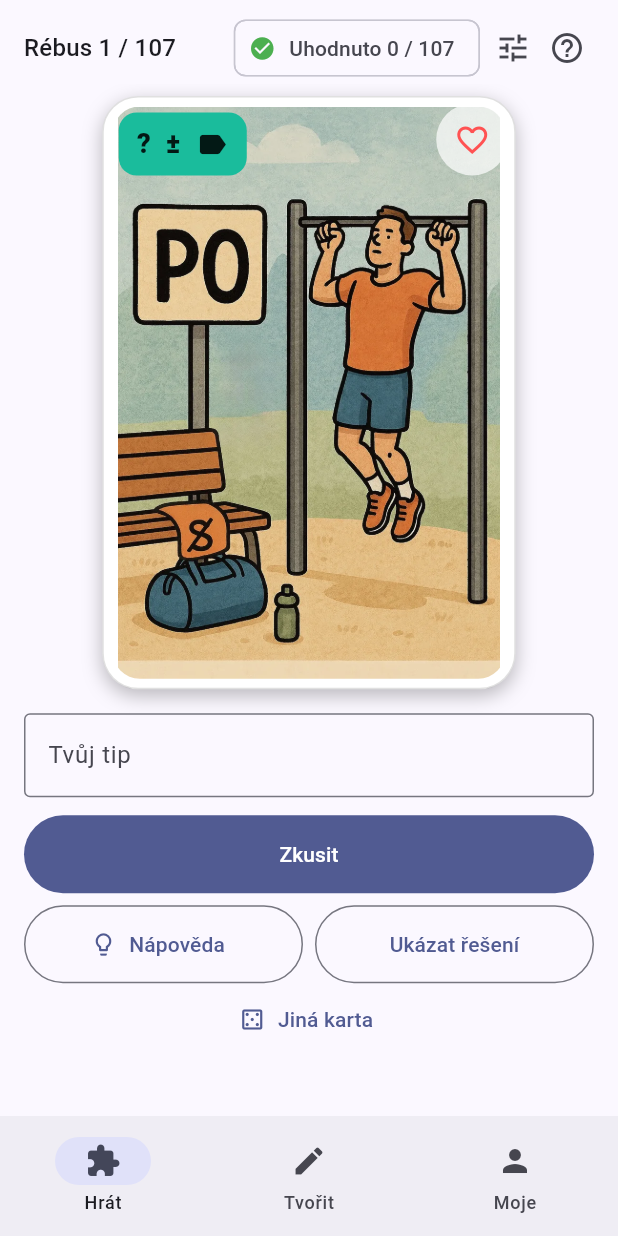
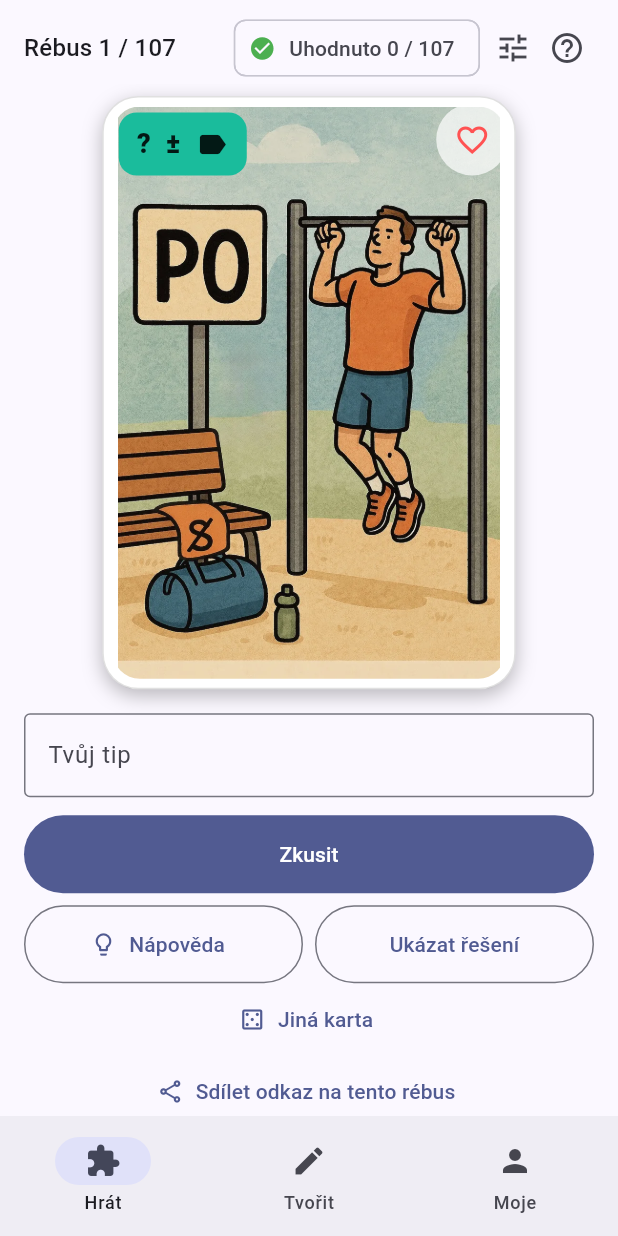
Before and after one commit to bohousboom/rebusarna, a Flutter app: the screen it shows after launch, on a phone screen of 412 x 824 dp. Run offline on Flutter 3.47's test engine with Material 3 defaults, Android fonts, the phone set to English and light mode, and no system bars; our stand-ins replace flutter_riverpod, go_router, image_picker, shared_preferences, supabase_flutter; accounts and stored records are empty.

Commit message:
Sdílení odkazu na konkrétní rébus
Co-Authored-By: Claude Sonnet 5.5 <noreply@anthropic.com>

```diff
--- a/lib/presentation/play/play_screen.dart
+++ b/lib/presentation/play/play_screen.dart
@@ -324,6 +324,12 @@ class _PuzzlePageState extends ConsumerState<PuzzlePage>
               ),
             ),
           if (playing) ..._playingControls(p) else _resultPanel(p),
+          TextButton.icon(
+            key: const Key('share-button'),
+            onPressed: () => sharePuzzle(context, p),
+            icon: const Icon(Icons.share_outlined),
+            label: const Text('Sdílet odkaz na tento rébus'),
+          ),
         ],
       ),
     );
--- a/lib/presentation/play/puzzle_detail_screen.dart
+++ b/lib/presentation/play/puzzle_detail_screen.dart
@@ -73,7 +73,7 @@ class PuzzleDetailScreen extends ConsumerWidget {
             return PuzzlePage(
               key: ValueKey(p.id),
               puzzle: p,
-              onNext: () => context.pop(),
+              onNext: () => context.canPop() ? context.pop() : context.go('/play'),
               nextLabel: 'Zpět',
               showSkip: false,
             );
```
Also changed, not shown: lib/core/config.dart (+7 -0 lines), lib/presentation/play/puzzle_actions.dart (+19 -0 lines).
